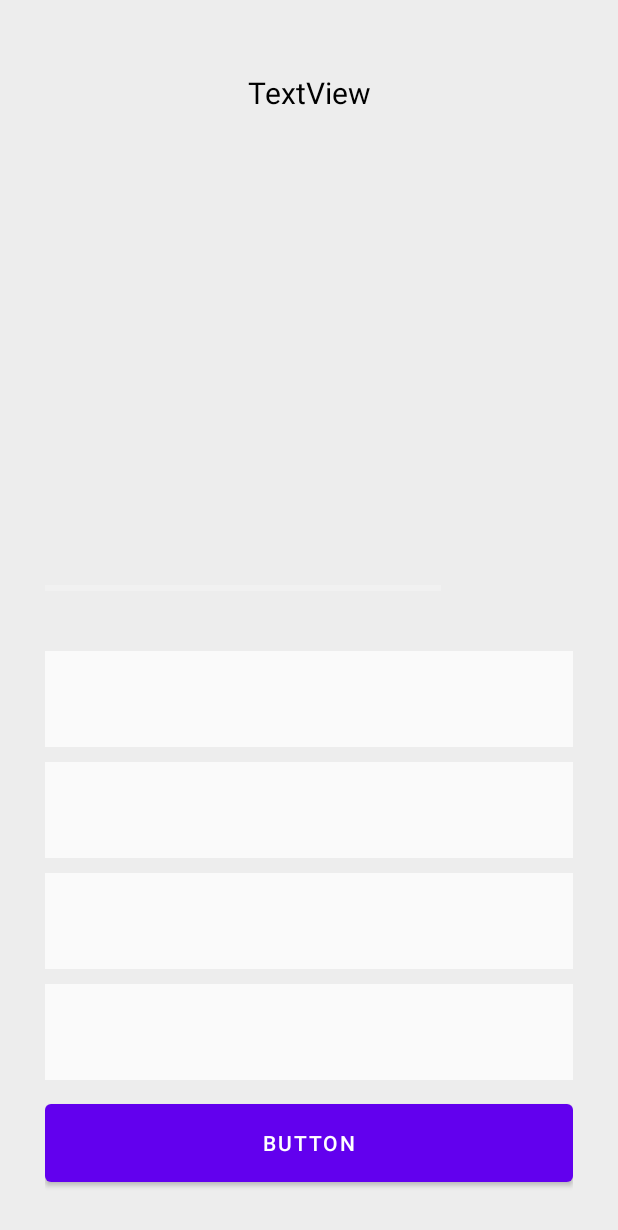
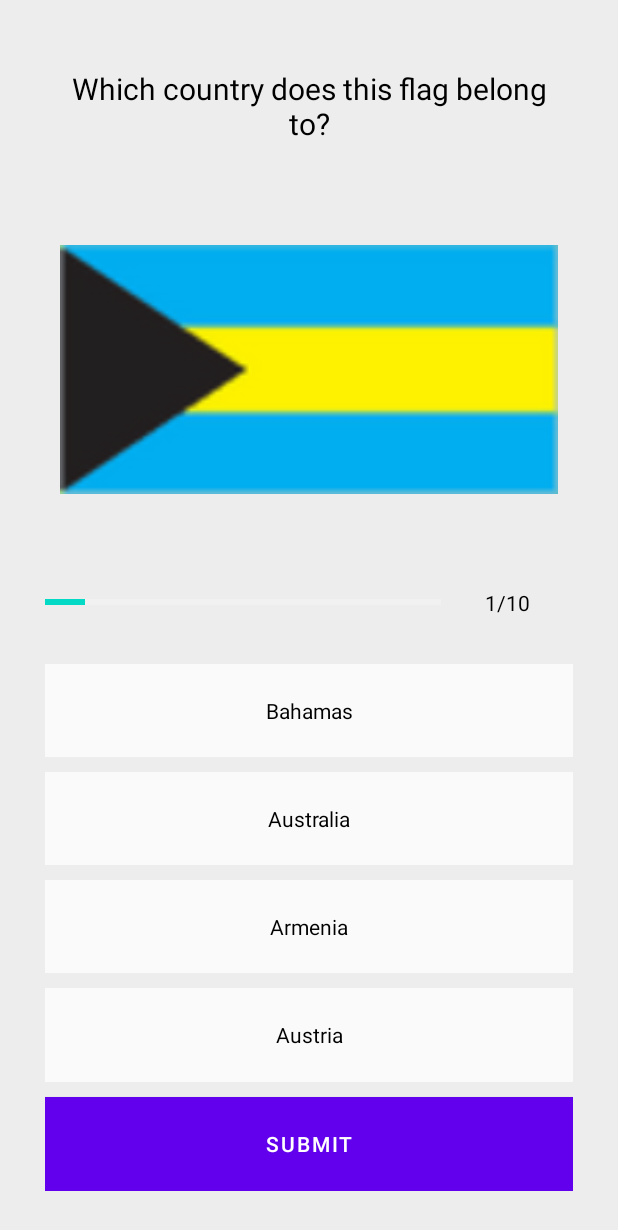
Before and after one commit to SergFault/android-quizz-app, an Android app: the QuizQuestionsActivity screen opened directly, with no data from a screen before it, on a phone screen of 412 x 824 dp. Shown: the top 1230 px of the screen. Run offline under Robolectric (Android 15) with nearby library versions, the phone set to English and light mode, and no system bars.

Commit message:
pupulate first question

```diff
--- a/app/src/main/java/com/frose/quizzapp/QuizQuestionsActivity.kt
+++ b/app/src/main/java/com/frose/quizzapp/QuizQuestionsActivity.kt
@@ -3,6 +3,7 @@ package com.frose.quizzapp
 import androidx.appcompat.app.AppCompatActivity
 import android.os.Bundle
 import android.util.Log
+import kotlinx.android.synthetic.main.activity_quiz_questions.*
 
 class QuizQuestionsActivity : AppCompatActivity() {
     override fun onCreate(savedInstanceState: Bundle?) {
@@ -11,5 +12,17 @@ class QuizQuestionsActivity : AppCompatActivity() {
 
         val questionsList = Constants.getQuestions()
         Log.i("Questions Size", "${questionsList.size}")
+
+        var currentPosition = 1
+
+        var currQuestion = questionsList[currentPosition - 1]
+        tvQuestion.text = currQuestion.question
+        questionImage.setImageResource(currQuestion.image)
+        progressBar.setProgress(currentPosition)
+        tvProgress.text = "$currentPosition" + "/" +"${progressBar.max}"
+        textViewQ1.text = currQuestion.optionOne
+        textViewQ2.text = currQuestion.optionTwo
+        textViewQ3.text = currQuestion.optionThree
+        textViewQ4.text = currQuestion.optionFour
     }
 }
--- a/app/src/main/res/layout/activity_quiz_questions.xml
+++ b/app/src/main/res/layout/activity_quiz_questions.xml
@@ -18,14 +18,16 @@
         android:id="@+id/tvQuestion"
         android:layout_width="match_parent"
         android:layout_height="0dp"
-        android:margin="10dp"
+        android:layout_margin="10dp"
         android:layout_weight="1"
         android:gravity="center"
         tools:text="What country does this flag belong to?"
         android:text="TextView"
         android:textColor="@color/black"
         android:textSize="20sp" />
+
     <ImageView
+        android:id="@+id/questionImage"
         android:layout_width="match_parent"
         tools:src="@drawable/bahamas"
         android:layout_marginTop="10dp"
@@ -55,7 +57,7 @@
                  />
 
             <TextView
-                android:id="@+id/textView6"
+                android:id="@+id/tvProgress"
                 android:layout_width="0dp"
                 android:gravity="center"
                 android:layout_height="wrap_content"
@@ -106,9 +108,10 @@
         />
 
     <Button
-        android:id="@+id/button"
-        android:text="Button"
-        style="@style/text_views_q" />
+        android:id="@+id/submitButton"
+        android:text="Submit"
+        style="@style/text_views_q"
+        android:background="@color/design_default_color_primary"/>
     </LinearLayout>
 
 </ScrollView>
```
